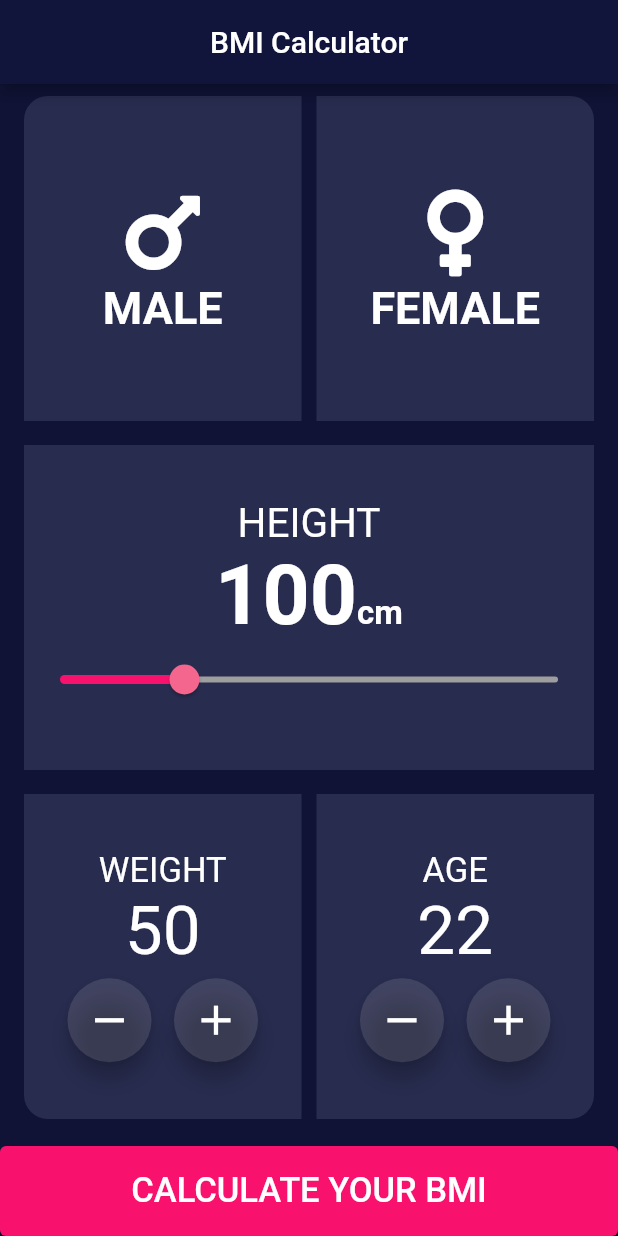
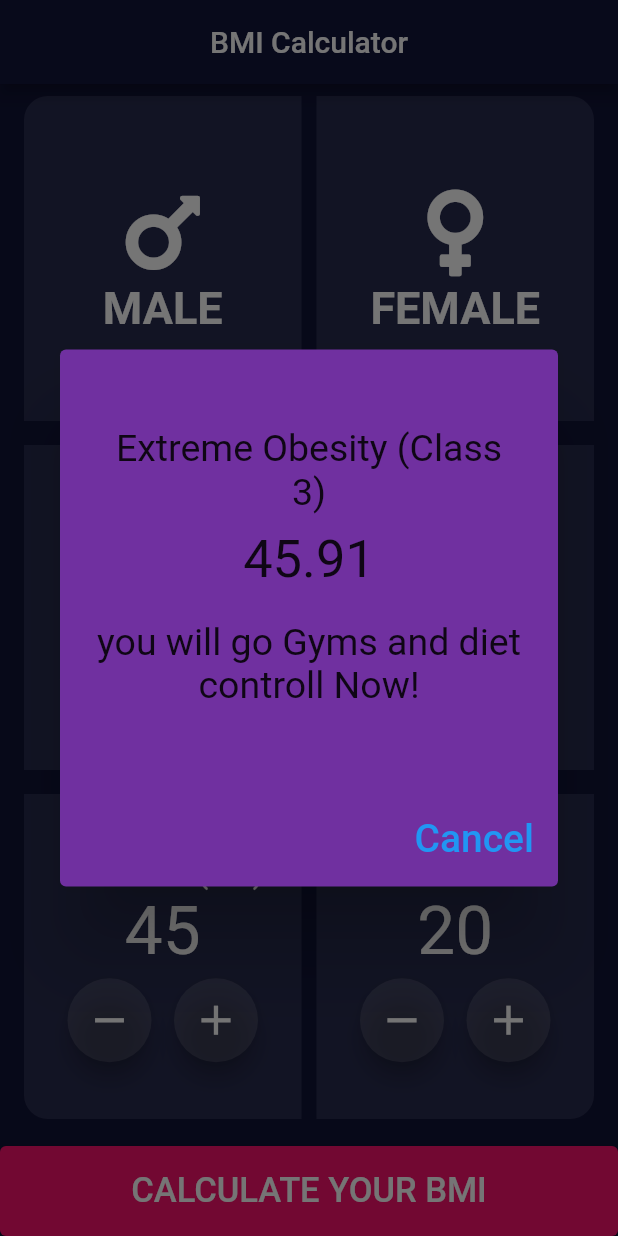
Before and after one commit to LimonDP/bmi_calculator, a Flutter app: the screen it shows after launch, after a tap on the "remove" icon, after a tap on the "add" icon, after a tap on "CALCULATE YOUR BMI", on a phone screen of 412 x 824 dp. Run offline on Flutter 3.47's test engine with Material 2 defaults, Android fonts, the phone set to English and light mode, and no system bars; our stand-ins replace font_awesome_flutter.

```diff
--- a/lib/widgets/ageweight.dart
+++ b/lib/widgets/ageweight.dart
@@ -1,9 +1,17 @@
+import 'package:bmi_calculator/widgets/bmi_math.dart';
 import 'package:flutter/material.dart';
 
 class AgeWeight extends StatefulWidget {
   final String textValue;
   int integerValue;
-  AgeWeight({Key? key, required this.textValue, required this.integerValue})
+  final VoidCallback incrementF;
+  final VoidCallback decrement;
+  AgeWeight(
+      {Key? key,
+      required this.textValue,
+      required this.integerValue,
+      required this.incrementF,
+      required this.decrement})
       : super(key: key);
 
   @override
@@ -32,11 +40,7 @@ class _AgeWeightState extends State<AgeWeight> {
           children: [
             FloatingActionButton(
               backgroundColor: Colors.white12,
-              onPressed: () {
-                setState(() {
-                  widget.integerValue--;
-                });
-              },
+              onPressed: widget.decrement,
               child: Icon(
                 Icons.remove,
                 size: 33,
@@ -47,11 +51,7 @@ class _AgeWeightState extends State<AgeWeight> {
             ),
             FloatingActionButton(
               backgroundColor: Colors.white12,
-              onPressed: () {
-                setState(() {
-                  widget.integerValue++;
-                });
-              },
+              onPressed: widget.incrementF,
               child: Icon(
                 Icons.add,
                 size: 33,
--- a/lib/widgets/bmi_calculator.dart
+++ b/lib/widgets/bmi_calculator.dart
@@ -1,3 +1,5 @@
+import 'dart:ui';
+
 import 'package:bmi_calculator/widgets/height_expanded.dart';
 import 'package:flutter/material.dart';
 import 'package:font_awesome_flutter/font_awesome_flutter.dart';
@@ -39,6 +41,94 @@ class _BmiCalculatorState extends State<BmiCalculator> {
         contColor1 = inactiveColor;
       }
     }
+  }
+
+  int _weight = 45;
+  double _height = 99.0;
+  int _age = 20;
+  String? result;
+  String? helpTips;
+  Color? backgroundColor;
+  void bmiCalculation() {
+    final bmiHeightCm = _height.round();
+    final bmiHeightM = bmiHeightCm / 100;
+    final bmiWeight = _weight;
+    final bmi = bmiWeight / (bmiHeightM * bmiHeightM);
+    if (bmi <= 18.5) {
+      result = "Under Weight";
+      helpTips = "Please! Eat healthy Food";
+      backgroundColor = Colors.white;
+    } else if (bmi > 18.5 && bmi <= 24.9) {
+      result = "Normal";
+      helpTips = "wow! Good healthy body";
+      backgroundColor = Colors.green.shade500;
+    } else if (bmi > 24.9 && bmi <= 29.9) {
+      result = "Over Weight";
+      helpTips = " Try, some Workout";
+      backgroundColor = Colors.yellow.shade500;
+    } else if (bmi > 29.9 && bmi <= 34.9) {
+      result = "Obesity (Class 1)";
+      helpTips = "Opps! Try, some Workout and regular Exercies";
+      backgroundColor = Colors.yellow.shade800;
+    } else if (bmi > 34.9 && bmi <= 39.9) {
+      result = "Obesity (Class 2)";
+      helpTips = "Please!  you will go Gyms and diet controll";
+      backgroundColor = Colors.red;
+    } else if (bmi > 40) {
+      result = "Extreme Obesity (Class 3)";
+      helpTips = "you will go Gyms and diet controll Now!";
+      backgroundColor = Color(0xFF7030A0);
+    }
+
+    AlertDialog alertDialog = AlertDialog(
+      backgroundColor: backgroundColor,
+      content: Container(
+        height: 250,
+        child: Column(
+          mainAxisAlignment: MainAxisAlignment.center,
+          children: [
+            Text(
+              result.toString(),
+              style: TextStyle(fontSize: 25),
+              textAlign: TextAlign.center,
+            ),
+            SizedBox(
+              height: 10,
+            ),
+            Text(
+              bmi.toStringAsFixed(2),
+              style: TextStyle(fontSize: 35),
+              textAlign: TextAlign.center,
+            ),
+            SizedBox(
+              height: 20,
+            ),
+            Text(
+              helpTips.toString(),
+              style: TextStyle(fontSize: 25),
+              textAlign: TextAlign.center,
+            ),
+          ],
+        ),
+      ),
+      actions: [
+        TextButton(
+            onPressed: () {
+              Navigator.of(context).pop();
+            },
+            child: Text(
+              'Cancel',
+              style: TextStyle(fontSize: 26),
+              textAlign: TextAlign.center,
+            ))
+      ],
+    );
+    showDialog(
+        barrierDismissible: false,
+        context: context,
+        builder: (BuildContext context) {
+          return alertDialog;
+        });
   }
 
   @override
@@ -99,7 +189,14 @@ class _BmiCalculatorState extends State<BmiCalculator> {
             padding: EdgeInsets.symmetric(horizontal: 16.0, vertical: 8.0),
             child: ExpandedContainer(
               containerColor: Theme.of(context).backgroundColor,
-              containerData: HeightExpanded(),
+              containerData: HeightExpanded(
+                height: _height,
+                heightF: (double value) {
+                  setState(() {
+                    _height = value;
+                  });
+                },
+              ),
             ),
           ),
         ),
@@ -114,9 +211,18 @@ class _BmiCalculatorState extends State<BmiCalculator> {
                         BorderRadius.only(bottomLeft: Radius.circular(16.0)),
                     containerColor: Theme.of(context).backgroundColor,
                     containerData: AgeWeight(
-                      textValue: 'WEIGHT',
-                      integerValue: 50,
-                    ),
+                        textValue: 'WEIGHT (KG)',
+                        integerValue: _weight,
+                        incrementF: () {
+                          setState(() {
+                            _weight++;
+                          });
+                        },
+                        decrement: () {
+                          setState(() {
+                            _weight--;
+                          });
+                        }),
                   ),
                 ),
                 SizedBox(
@@ -127,9 +233,18 @@ class _BmiCalculatorState extends State<BmiCalculator> {
                         borderRad: BorderRadius.only(
                             bottomRight: Radius.circular(16.0)),
                         containerData: AgeWeight(
-                          textValue: 'AGE',
-                          integerValue: 22,
-                        ),
+                            textValue: 'AGE',
+                            integerValue: _age,
+                            incrementF: () {
+                              setState(() {
+                                _age++;
+                              });
+                            },
+                            decrement: () {
+                              setState(() {
+                                _age--;
+                              });
+                            }),
                         containerColor: Theme.of(context).backgroundColor)),
               ],
             ),
@@ -144,7 +259,7 @@ class _BmiCalculatorState extends State<BmiCalculator> {
             style: ElevatedButton.styleFrom(
               primary: Color(0xFFF9116E),
             ),
-            onPressed: () {},
+            onPressed: bmiCalculation,
             child: Text(
               'CALCULATE YOUR BMI',
               style: TextStyle(fontSize: 23),
--- /dev/null
+++ b/lib/widgets/bmi_math.dart
@@ -0,0 +1,6 @@
+class Bmi {
+  final int? age;
+  final int? height;
+  final int? weight;
+  Bmi({this.age, this.height, this.weight});
+}
--- a/lib/widgets/height_expanded.dart
+++ b/lib/widgets/height_expanded.dart
@@ -1,14 +1,16 @@
 import 'package:flutter/material.dart';
 
 class HeightExpanded extends StatefulWidget {
-  const HeightExpanded({Key? key}) : super(key: key);
+  double height;
+  final Function heightF;
+  HeightExpanded({Key? key, required this.height, required this.heightF})
+      : super(key: key);
 
   @override
   _HeightExpandedState createState() => _HeightExpandedState();
 }
 
 class _HeightExpandedState extends State<HeightExpanded> {
-  double _currentSliderValue = 100.0;
   @override
   Widget build(BuildContext context) {
     return Column(
@@ -17,7 +19,7 @@ class _HeightExpandedState extends State<HeightExpanded> {
         Text('HEIGHT', style: TextStyle(fontSize: 27)),
         RichText(
           text: TextSpan(
-              text: _currentSliderValue.round().toString(),
+              text: widget.height.round().toString(),
               style: TextStyle(fontSize: 55, fontWeight: FontWeight.bold),
               children: <TextSpan>[
                 TextSpan(text: 'cm', style: TextStyle(fontSize: 22))
@@ -31,15 +33,11 @@ class _HeightExpandedState extends State<HeightExpanded> {
                 trackHeight: 4,
                 thumbColor: Color(0xFFF4668E)),
             child: Slider(
-              value: _currentSliderValue,
-              onChanged: (double value) {
-                setState(() {
-                  _currentSliderValue = value;
-                });
-              },
-              max: 400,
+              value: widget.height,
+              onChanged: (double value) => widget.heightF(value),
+              max: 250,
               min: 0,
-              label: _currentSliderValue.round().toString(),
+              label: widget.height.round().toString(),
             ))
       ],
     );
```
